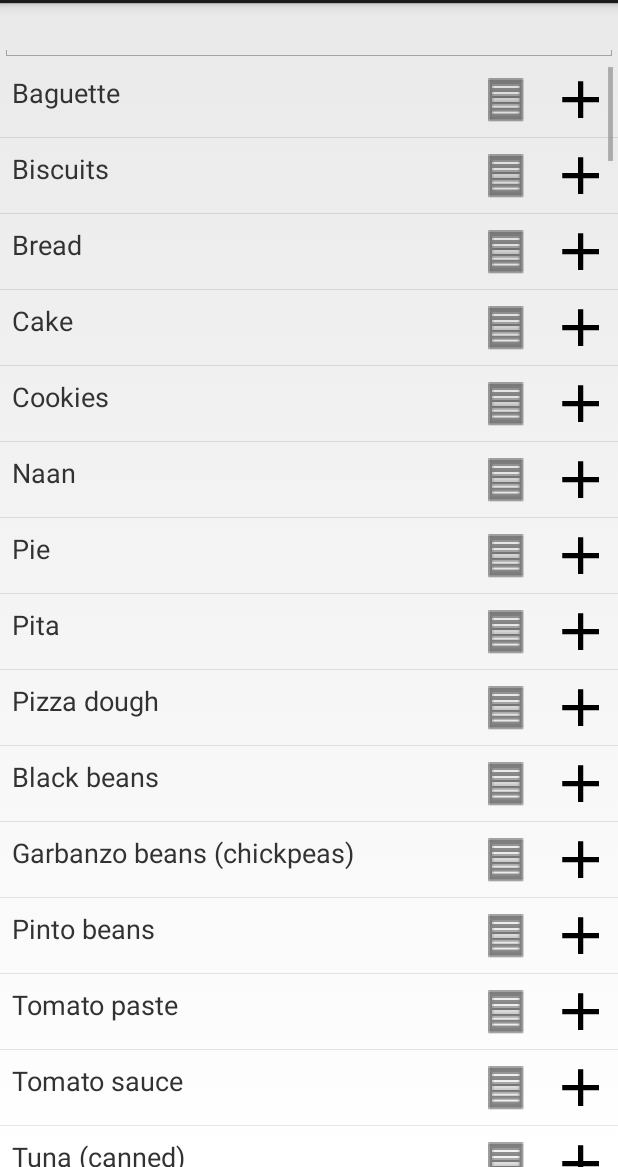
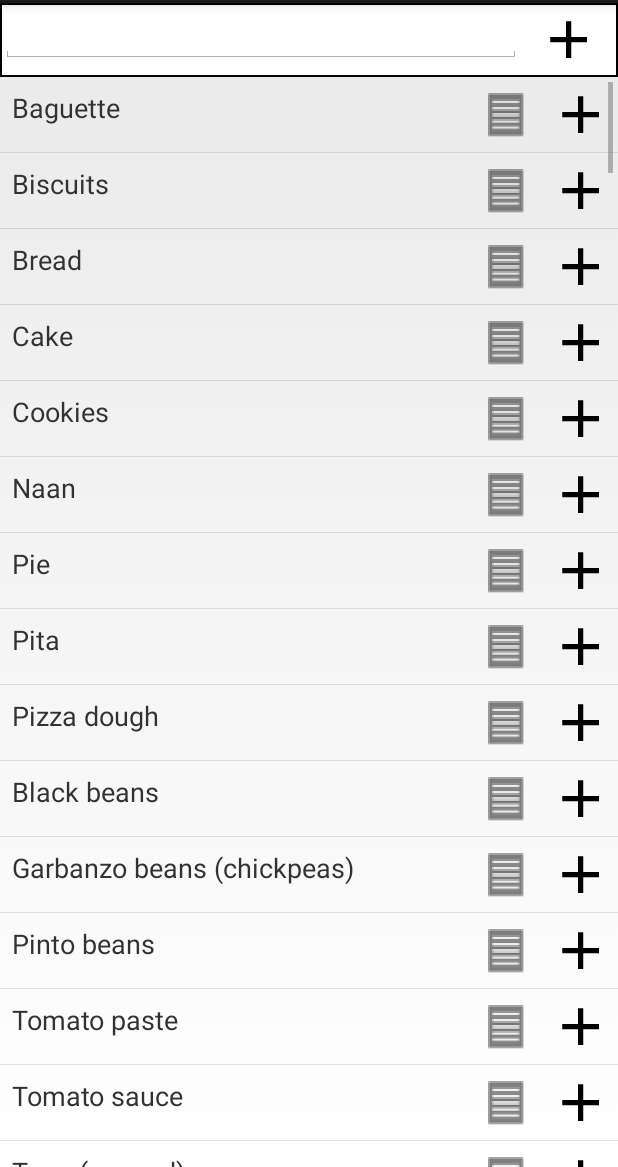
Before and after one commit to mfranklin128/FridgeApp, an Android app: the screen it shows after launch (MainActivity), after a tap on "ADD", on a phone screen of 412 x 824 dp, the part 69-1236 px from its top. Run offline under Robolectric (Android 15) with nearby library versions, the phone set to English and light mode, and no system bars.

Commit message:
Add new FoodType creation functionality

```diff
--- a/app/src/main/java/com/mfranklin/fridgeapp/NewItemFragment.java
+++ b/app/src/main/java/com/mfranklin/fridgeapp/NewItemFragment.java
@@ -18,21 +18,29 @@ import android.view.Gravity;
 import android.view.LayoutInflater;
 import android.view.View;
 import android.view.ViewGroup;
+import android.view.WindowManager;
 import android.widget.Adapter;
+import android.widget.AdapterView;
 import android.widget.ArrayAdapter;
 import android.widget.BaseAdapter;
 import android.widget.BaseExpandableListAdapter;
+import android.widget.Button;
 import android.widget.EditText;
 import android.widget.ExpandableListView;
 import android.widget.Filter;
 import android.widget.Filterable;
 import android.widget.GridLayout;
 import android.widget.GridView;
+import android.widget.ImageButton;
 import android.widget.ImageView;
 import android.widget.LinearLayout;
 import android.widget.ListAdapter;
 import android.widget.ListView;
+import android.widget.PopupWindow;
+import android.widget.Spinner;
 import android.widget.TextView;
+
+import com.mfranklin.fridgeapp.adapters.NewItemAdapter;
 
 import java.util.ArrayList;
 import java.util.Arrays;
@@ -77,18 +85,58 @@ public class NewItemFragment extends Fragment {
     }
 
     @Override
-    public View onCreateView(LayoutInflater inflater, ViewGroup container,
+    public View onCreateView(final LayoutInflater inflater, ViewGroup container,
                              Bundle savedInstanceState) {
         // Inflate the layout for this fragment
         View toReturn = inflater.inflate(R.layout.fragment_new_item, container, false);
 
-        FridgeAppDbHelper dbHelper = new FridgeAppDbHelper(getActivity());
+        final FridgeAppDbHelper dbHelper = new FridgeAppDbHelper(getActivity());
         FoodType[] foodTypes = FoodType.getAllFoodTypes(dbHelper.getWritableDatabase());
         if (foodTypes == null) foodTypes = new FoodType[0];
 
         final NewItemAdapter itemArrayAdapter = new NewItemAdapter(foodTypes, getActivity());
         ListView lv = (ListView) toReturn.findViewById(R.id.new_item_fragment_container);
         lv.setAdapter(itemArrayAdapter);
+
+        // Set up new type creation
+        final PopupWindow newTypeDialog = new PopupWindow(getActivity());
+        final View newTypeView = inflater.inflate(R.layout.create_type_card, null);
+        newTypeView.setBackgroundColor(Color.argb(0xf0, 0xb0, 0xb0, 0xb0));
+        // Set up new type creation dialog behavior
+        final Spinner categorySpinner = (Spinner) newTypeView.findViewById(R.id.new_type_category_vals);
+        final Spinner defaultLocationSpinner = (Spinner) newTypeView.findViewById(R.id.new_type_default_location_vals);
+        // set up category values
+        ArrayList<String> categories = new ArrayList<String>();
+        for (FoodType type: foodTypes) if (!categories.contains(type.category)) categories.add(type.category);
+        categorySpinner.setAdapter(new ArrayAdapter<String>(getActivity(), android.R.layout.simple_spinner_item, categories));
+        // set up location values
+        defaultLocationSpinner.setAdapter(new ArrayAdapter<String>(getActivity(), android.R.layout.simple_spinner_item, Constants.locationStrings));
+        // set up submit button
+        View submitButton = newTypeView.findViewById(R.id.new_type_submit_button);
+        submitButton.setOnClickListener(new View.OnClickListener() {
+            @Override
+            public void onClick(View v) {
+                String name = ((EditText) newTypeView.findViewById(R.id.new_type_name_val)).getText().toString();
+                String category = categorySpinner.getSelectedItem().toString();
+                int defaultLocation = Constants.stringToLocation(defaultLocationSpinner.getSelectedItem().toString());
+                FoodType newType = new FoodType(name, category, defaultLocation, 1, -1, dbHelper.getWritableDatabase());
+                newType.save();
+                itemArrayAdapter.addItem(newType);
+                newTypeDialog.dismiss();
+            }
+        });
+        newTypeDialog.setWidth(WindowManager.LayoutParams.MATCH_PARENT);
+        newTypeDialog.setHeight(WindowManager.LayoutParams.WRAP_CONTENT);
+        newTypeDialog.setContentView(newTypeView);
+        newTypeDialog.setOutsideTouchable(true);
+        newTypeDialog.setFocusable(true);
+        ImageButton newTypeButton = (ImageButton) toReturn.findViewById(R.id.new_item_create_type);
+        newTypeButton.setOnClickListener(new View.OnClickListener() {
+            @Override
+            public void onClick(View v) {
+                newTypeDialog.showAsDropDown(v,0, 0);
+            }
+        });
 
         // Set up filter edit text
         EditText et = (EditText) toReturn.findViewById(R.id.new_item_search_text);
@@ -134,114 +182,4 @@ public class NewItemFragment extends Fragment {
     public interface OnFragmentInteractionListener {
         public void onNewItemFragmentInteraction();
     }
-
-    private class NewItemAdapter extends BaseAdapter implements Filterable {
-        private ArrayList<FoodType> foodTypes;
-        private ArrayList<FoodType> filteredFoodTypes;
-        private Context ctx;
-        private FoodTypeFilter filter;
-
-        public NewItemAdapter(FoodType[] foodTypes, Context context) {
-            super();
-            this.ctx = context;
-            this.foodTypes = new ArrayList<FoodType>(Arrays.asList(foodTypes));
-            this.filteredFoodTypes = new ArrayList<FoodType>();
-            filter = new FoodTypeFilter();
-            filter.filter("");
-        }
-
-        public Filter getFilter() { return filter; }
-
-        public View getView(int position, View convertView, ViewGroup parent) {
-            View v = convertView;
-
-            if (v == null) {
-                LayoutInflater inflater = (LayoutInflater) ((Activity) ctx).getLayoutInflater();
-                v = inflater.inflate(R.layout.new_item_food_type, null);
-            }
-
-            final FoodType type = filteredFoodTypes.get(position);
-
-            v.setTag(type);
-
-            TextView tv = (TextView) v.findViewById(R.id.new_item_food_type_name);
-            tv.setText(type.name);
-
-            // Hook up buttons
-            View listButton = v.findViewById(R.id.new_item_list_add);
-            listButton.setOnClickListener(new View.OnClickListener() {
-                @Override
-                public void onClick(View v) {
-                    Calendar cal = Calendar.getInstance(); cal.add(Calendar.DATE, type.default_reminder);
-                    Date reminder = cal.getTime();
-
-                    FoodItem newItem = new FoodItem(type, reminder, Constants.STATUS_LIST, type.default_location, -1, type.db);
-                    newItem.save();
-                }
-            });
-
-            View addButton = v.findViewById(R.id.new_item_default_add);
-            addButton.setOnClickListener(new View.OnClickListener() {
-                @Override
-                public void onClick(View v) {
-                    Calendar cal = Calendar.getInstance(); cal.add(Calendar.DATE, type.default_reminder);
-                    Date reminder = cal.getTime();
-
-                    FoodItem newItem = new FoodItem(type, reminder, Constants.STATUS_STASH, type.default_location, -1, type.db);
-                    newItem.save();
-                }
-            });
-
-            //Constants.setColor(type.category, v);
-
-            return v;
-        }
-
-        public long getItemId(int position) {
-            return position;
-        }
-
-        public Object getItem(int position) {
-            return filteredFoodTypes.get(position);
-        }
-
-        public int getCount() {
-            return filteredFoodTypes.size();
-        }
-
-        private class FoodTypeFilter extends Filter {
-
-            public FoodTypeFilter() {
-
-            }
-
-            @Override
-            protected FilterResults performFiltering(CharSequence constraint) {
-                FilterResults results = new FilterResults();
-
-                if (constraint == null || constraint.length() == 0) {
-                    results.values = foodTypes;
-                    results.count = foodTypes.size();
-                }
-                else {
-                    ArrayList<FoodType> filteredFoodTypes = new ArrayList<FoodType>();
-                    for (FoodType type : foodTypes) {
-                        if (type.name.toLowerCase().contains(constraint.toString().toLowerCase())) {
-                            filteredFoodTypes.add(type);
-                        }
-                    }
-                    results.values = filteredFoodTypes;
-                    results.count = filteredFoodTypes.size();
-                }
-
-                return results;
-            }
-
-            @Override
-            protected void publishResults(CharSequence constraint, FilterResults results) {
-                filteredFoodTypes = (ArrayList<FoodType>) results.values;
-                notifyDataSetChanged();
-            }
-        }
-    }
 }
--- /dev/null
+++ b/app/src/main/java/com/mfranklin/fridgeapp/adapters/NewItemAdapter.java
@@ -0,0 +1,137 @@
+package com.mfranklin.fridgeapp.adapters;
+
+import android.app.Activity;
+import android.content.Context;
+import android.view.LayoutInflater;
+import android.view.View;
+import android.view.ViewGroup;
+import android.widget.BaseAdapter;
+import android.widget.Filter;
+import android.widget.Filterable;
+import android.widget.TextView;
+
+import com.mfranklin.fridgeapp.Constants;
+import com.mfranklin.fridgeapp.FoodItem;
+import com.mfranklin.fridgeapp.FoodType;
+import com.mfranklin.fridgeapp.R;
+
+import java.util.ArrayList;
+import java.util.Arrays;
+import java.util.Calendar;
+import java.util.Date;
+
+/**
+ * Created by root on 12/4/15.
+ */
+public class NewItemAdapter extends BaseAdapter implements Filterable {
+    private ArrayList<FoodType> foodTypes;
+    private ArrayList<FoodType> filteredFoodTypes;
+    private Context ctx;
+    private FoodTypeFilter filter;
+
+    public NewItemAdapter(FoodType[] foodTypes, Context context) {
+        super();
+        this.ctx = context;
+        this.foodTypes = new ArrayList<FoodType>(Arrays.asList(foodTypes));
+        this.filteredFoodTypes = new ArrayList<FoodType>();
+        filter = new FoodTypeFilter();
+        filter.filter("");
+    }
+
+    public Filter getFilter() { return filter; }
+
+    public View getView(int position, View convertView, ViewGroup parent) {
+        View v = convertView;
+
+        if (v == null) {
+            LayoutInflater inflater = (LayoutInflater) ((Activity) ctx).getLayoutInflater();
+            v = inflater.inflate(R.layout.new_item_food_type, null);
+        }
+
+        final FoodType type = filteredFoodTypes.get(position);
+
+        v.setTag(type);
+
+        TextView tv = (TextView) v.findViewById(R.id.new_item_food_type_name);
+        tv.setText(type.name);
+
+        // Hook up buttons
+        View listButton = v.findViewById(R.id.new_item_list_add);
+        listButton.setOnClickListener(new View.OnClickListener() {
+            @Override
+            public void onClick(View v) {
+                Calendar cal = Calendar.getInstance(); cal.add(Calendar.DATE, type.default_reminder);
+                Date reminder = cal.getTime();
+
+                FoodItem newItem = new FoodItem(type, reminder, Constants.STATUS_LIST, type.default_location, -1, type.db);
+                newItem.save();
+            }
+        });
+
+        View addButton = v.findViewById(R.id.new_item_default_add);
+        addButton.setOnClickListener(new View.OnClickListener() {
+            @Override
+            public void onClick(View v) {
+                Calendar cal = Calendar.getInstance(); cal.add(Calendar.DATE, type.default_reminder);
+                Date reminder = cal.getTime();
+
+                FoodItem newItem = new FoodItem(type, reminder, Constants.STATUS_STASH, type.default_location, -1, type.db);
+                newItem.save();
+            }
+        });
+
+        return v;
+    }
+
+    public long getItemId(int position) {
+        return position;
+    }
+
+    public Object getItem(int position) {
+        return filteredFoodTypes.get(position);
+    }
+
+    public int getCount() {
+        return filteredFoodTypes.size();
+    }
+
+    public void addItem(FoodType type) {
+        if (!foodTypes.contains(type)) foodTypes.add(type);
+        notifyDataSetChanged();
+    }
+
+    private class FoodTypeFilter extends Filter {
+
+        public FoodTypeFilter() {
+
+        }
+
+        @Override
+        protected FilterResults performFiltering(CharSequence constraint) {
+            FilterResults results = new FilterResults();
+
+            if (constraint == null || constraint.length() == 0) {
+                results.values = foodTypes;
+                results.count = foodTypes.size();
+            }
+            else {
+                ArrayList<FoodType> filteredFoodTypes = new ArrayList<FoodType>();
+                for (FoodType type : foodTypes) {
+                    if (type.name.toLowerCase().contains(constraint.toString().toLowerCase())) {
+                        filteredFoodTypes.add(type);
+                    }
+                }
+                results.values = filteredFoodTypes;
+                results.count = filteredFoodTypes.size();
+            }
+
+            return results;
+        }
+
+        @Override
+        protected void publishResults(CharSequence constraint, FilterResults results) {
+            filteredFoodTypes = (ArrayList<FoodType>) results.values;
+            notifyDataSetChanged();
+        }
+    }
+}
--- a/app/src/main/java/com/mfranklin/fridgeapp/adapters/ShoppingListAdapter.java
+++ b/app/src/main/java/com/mfranklin/fridgeapp/adapters/ShoppingListAdapter.java
@@ -104,7 +104,7 @@ public class ShoppingListAdapter extends FoodItemAdapter {
         rowView.setOnClickListener(new View.OnClickListener() {
             @Override
             public void onClick(View v) {
-                detailCard.showAtLocation(v, Gravity.CENTER_HORIZONTAL, 0, 0);
+                detailCard.showAsDropDown(v, 0, 0);
             }
         });
         return rowView;
--- a/app/src/main/java/com/mfranklin/fridgeapp/adapters/StashAdapter.java
+++ b/app/src/main/java/com/mfranklin/fridgeapp/adapters/StashAdapter.java
@@ -81,7 +81,7 @@ public class StashAdapter extends FoodItemAdapter {
         rowView.setOnClickListener(new View.OnClickListener() {
             @Override
             public void onClick(View v) {
-                detailCard.showAtLocation(v, Gravity.CENTER, 0, 0);
+                detailCard.showAsDropDown(v, 0, 0);
             }
         });
         return rowView;
--- a/app/src/main/res/layout/fragment_new_item.xml
+++ b/app/src/main/res/layout/fragment_new_item.xml
@@ -5,16 +5,29 @@
         android:layout_width="match_parent"
         android:layout_height="match_parent"
         android:orientation="vertical">
-        <EditText
+        <LinearLayout
             android:layout_width="match_parent"
             android:layout_height="wrap_content"
-            android:id="@+id/new_item_search_text"
-            android:layout_alignParentTop="true"/>
+            android:id="@+id/new_item_header"
+            android:background="@drawable/image_border">
+            <EditText
+                android:id="@+id/new_item_search_text"
+                android:layout_width="wrap_content"
+                android:layout_height="wrap_content"
+                android:layout_gravity="left"
+                android:layout_weight="1" />
+            <ImageButton
+                android:layout_width="wrap_content"
+                android:layout_height="wrap_content"
+                android:id="@+id/new_item_create_type"
+                style="?android:attr/borderlessButtonStyle"
+                android:src="@mipmap/ic_add" />
+        </LinearLayout>
         <ListView
             android:id="@+id/new_item_fragment_container"
             android:layout_width="match_parent"
             android:layout_height="wrap_content"
-            android:layout_below="@+id/new_item_search_text"
+            android:layout_below="@+id/new_item_header"
             />
     </RelativeLayout>
 </FrameLayout>
```
Also changed, not shown: app/src/main/res/layout/create_type_card.xml (added, +72 -0 lines).
